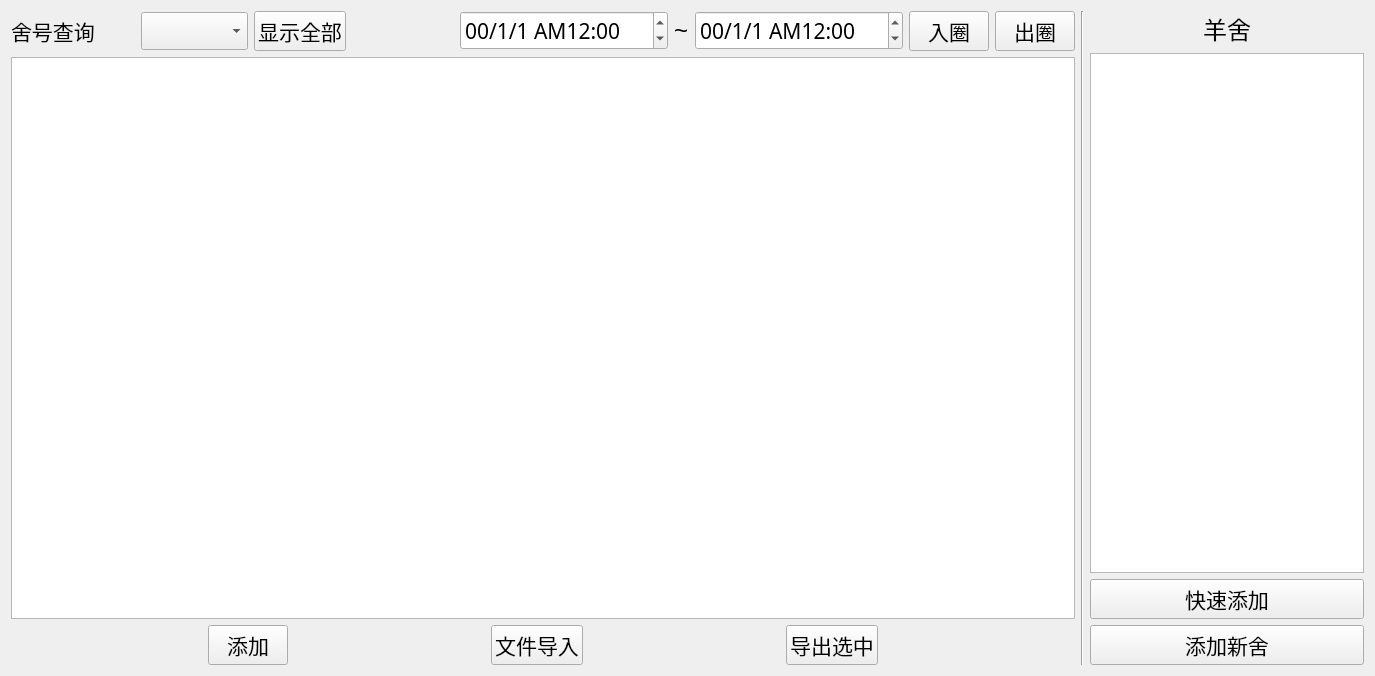
Qt form Goat/goatqueryform.ui (po-ppy/NewGoat) before a commit.
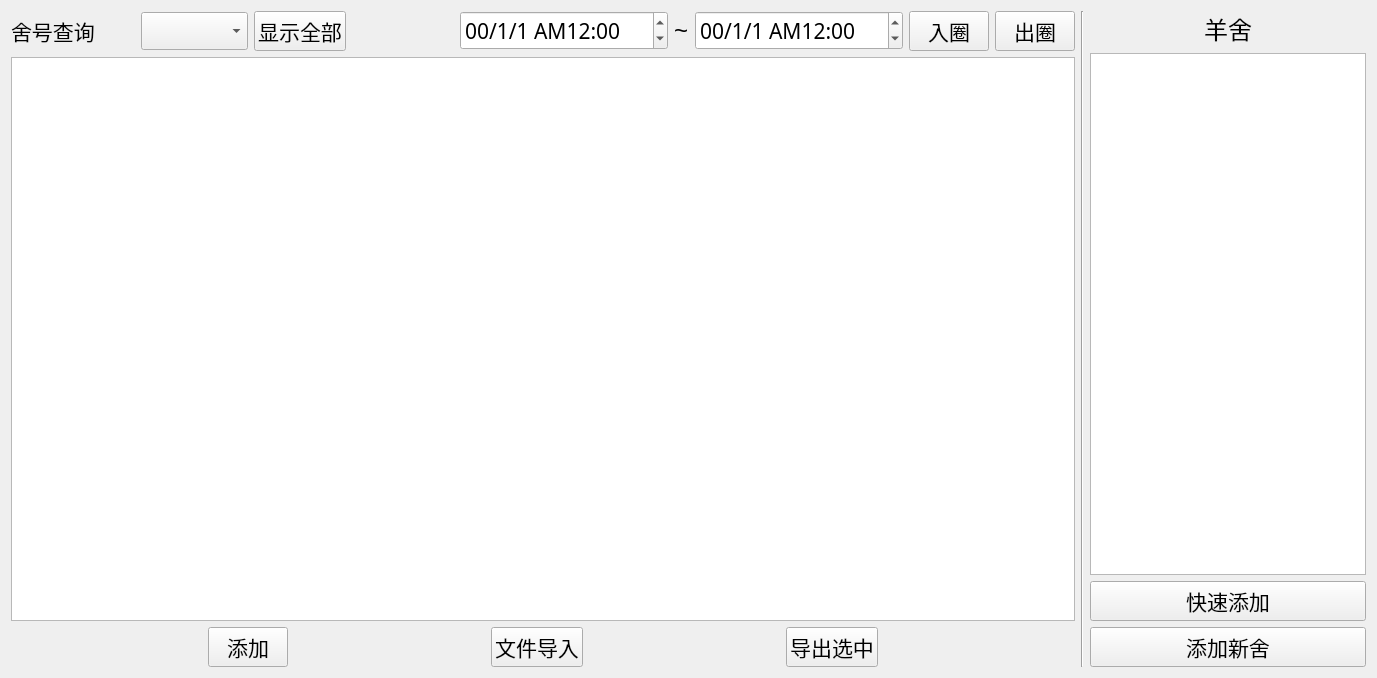
The same form after that commit.

```diff
--- a/Goat/goatqueryform.ui
+++ b/Goat/goatqueryform.ui
@@ -6,8 +6,8 @@
    <rect>
     <x>0</x>
     <y>0</y>
-    <width>1375</width>
-    <height>676</height>
+    <width>1377</width>
+    <height>678</height>
    </rect>
   </property>
   <property name="windowTitle">
@@ -197,12 +197,6 @@
          <property name="sortingEnabled">
           <bool>true</bool>
          </property>
-         <attribute name="horizontalHeaderVisible">
-          <bool>false</bool>
-         </attribute>
-         <attribute name="horizontalHeaderCascadingSectionResizes">
-          <bool>true</bool>
-         </attribute>
          <attribute name="horizontalHeaderDefaultSectionSize">
           <number>150</number>
          </attribute>
@@ -359,12 +353,6 @@
          <property name="contextMenuPolicy">
           <enum>Qt::CustomContextMenu</enum>
          </property>
-         <attribute name="horizontalHeaderVisible">
-          <bool>false</bool>
-         </attribute>
-         <attribute name="horizontalHeaderCascadingSectionResizes">
-          <bool>true</bool>
-         </attribute>
          <attribute name="verticalHeaderVisible">
           <bool>false</bool>
          </attribute>
```
